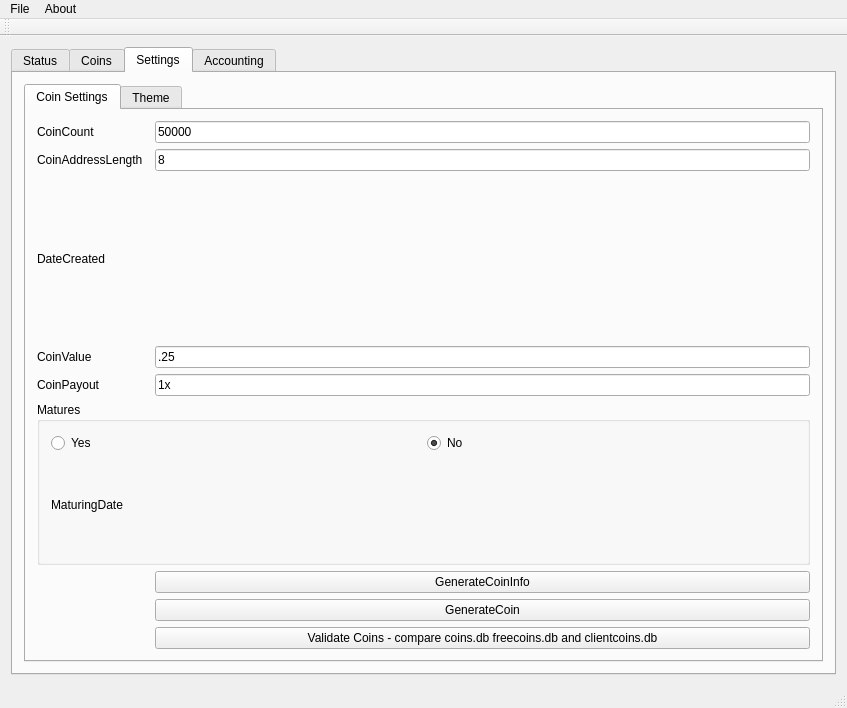
This is qtCoin/mainwindow.ui in netpipe/EcoCoin as Qt 5 draws it before an edit. The edited form follows.
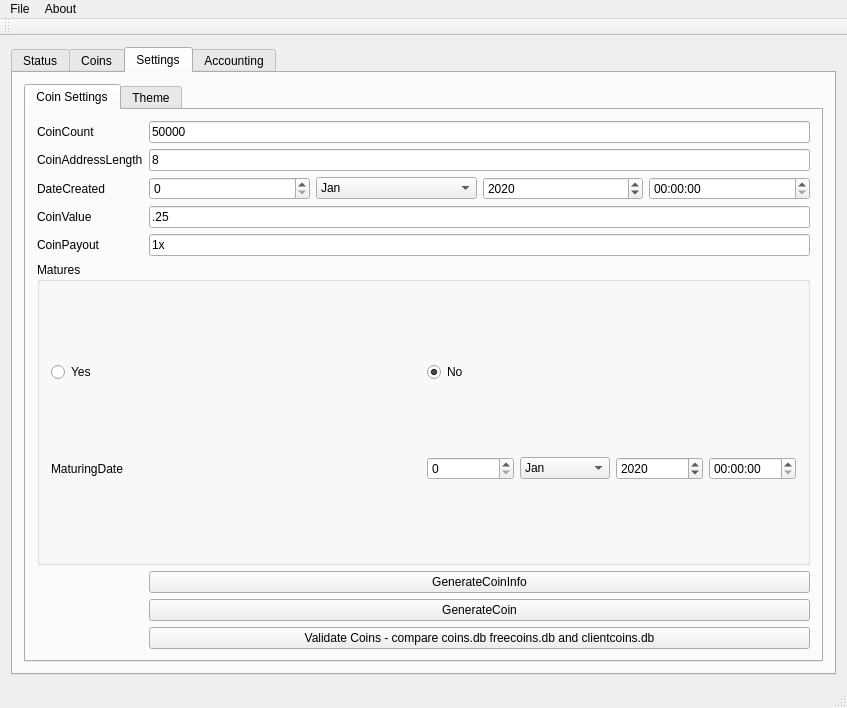
This is the edited form. The open tabs and pages were chosen to show the change. Custom widgets are drawn as their Qt base class.

Diff of the .ui file:
```diff
--- a/qtCoin/mainwindow.ui
+++ b/qtCoin/mainwindow.ui
@@ -165,38 +165,10 @@
             <string>Coin Settings</string>
            </attribute>
            <layout class="QGridLayout" name="gridLayout_5">
-            <item row="4" column="0">
-             <widget class="QLabel" name="label_8">
+            <item row="9" column="1">
+             <widget class="QPushButton" name="pushButton">
               <property name="text">
-               <string>CoinValue</string>
-              </property>
-             </widget>
-            </item>
-            <item row="5" column="2">
-             <widget class="QLineEdit" name="lineEdit_5">
-              <property name="text">
-               <string>1x</string>
-              </property>
-             </widget>
-            </item>
-            <item row="4" column="2">
-             <widget class="QLineEdit" name="lineEdit_4">
-              <property name="text">
-               <string>.25</string>
-              </property>
-             </widget>
-            </item>
-            <item row="5" column="0">
-             <widget class="QLabel" name="label_9">
-              <property name="text">
-               <string>CoinPayout</string>
-              </property>
-             </widget>
-            </item>
-            <item row="0" column="0">
-             <widget class="QLabel" name="label_5">
-              <property name="text">
-               <string>CoinCount</string>
+               <string>GenerateCoin</string>
               </property>
              </widget>
             </item>
@@ -207,49 +179,28 @@
               </property>
              </widget>
             </item>
-            <item row="3" column="0">
-             <widget class="QLabel" name="label_7">
-              <property name="text">
-               <string>DateCreated</string>
-              </property>
-             </widget>
-            </item>
-            <item row="8" column="2">
-             <widget class="QPushButton" name="pushButton">
-              <property name="text">
-               <string>GenerateCoin</string>
-              </property>
-             </widget>
-            </item>
-            <item row="0" column="2">
+            <item row="0" column="1">
              <widget class="QLineEdit" name="lineEdit">
               <property name="text">
                <string>50000</string>
               </property>
              </widget>
             </item>
-            <item row="7" column="2">
-             <widget class="QPushButton" name="pushButton_2">
-              <property name="text">
-               <string>GenerateCoinInfo</string>
-              </property>
-             </widget>
-            </item>
-            <item row="1" column="2">
+            <item row="1" column="1">
              <widget class="QLineEdit" name="lineEdit_2">
               <property name="text">
                <string>8</string>
               </property>
              </widget>
             </item>
-            <item row="9" column="2">
-             <widget class="QPushButton" name="pushButton_4">
+            <item row="3" column="0">
+             <widget class="QLabel" name="label_7">
               <property name="text">
-               <string>Validate Coins - compare coins.db freecoins.db and clientcoins.db</string>
+               <string>DateCreated</string>
               </property>
              </widget>
             </item>
-            <item row="6" column="0" colspan="3">
+            <item row="7" column="0" colspan="2">
              <widget class="QGroupBox" name="groupBox">
               <property name="title">
                <string>Matures</string>
@@ -280,13 +231,214 @@
                 </widget>
                </item>
                <item row="1" column="1">
-                <widget class="KDateTimeWidget" name="kdatetimewidget_2"/>
+                <layout class="QHBoxLayout" name="horizontalLayout_3">
+                 <item>
+                  <widget class="QSpinBox" name="spinBox"/>
+                 </item>
+                 <item>
+                  <widget class="QComboBox" name="comboBox">
+                   <item>
+                    <property name="text">
+                     <string>Jan</string>
+                    </property>
+                   </item>
+                   <item>
+                    <property name="text">
+                     <string>Feb</string>
+                    </property>
+                   </item>
+                   <item>
+                    <property name="text">
+                     <string>Mar</string>
+                    </property>
+                   </item>
+                   <item>
+                    <property name="text">
+                     <string>April</string>
+                    </property>
+                   </item>
+                   <item>
+                    <property name="text">
+                     <string>May</string>
+                    </property>
+                   </item>
+                   <item>
+                    <property name="text">
+                     <string>June</string>
+                    </property>
+                   </item>
+                   <item>
+                    <property name="text">
+                     <string>July</string>
+                    </property>
+                   </item>
+                   <item>
+                    <property name="text">
+                     <string>Aug</string>
+                    </property>
+                   </item>
+                   <item>
+                    <property name="text">
+                     <string>September</string>
+                    </property>
+                   </item>
+                   <item>
+                    <property name="text">
+                     <string>October</string>
+                    </property>
+                   </item>
+                   <item>
+                    <property name="text">
+                     <string>November</string>
+                    </property>
+                   </item>
+                  </widget>
+                 </item>
+                 <item>
+                  <widget class="QSpinBox" name="spinBox_2">
+                   <property name="maximum">
+                    <number>15000</number>
+                   </property>
+                   <property name="value">
+                    <number>2020</number>
+                   </property>
+                  </widget>
+                 </item>
+                 <item>
+                  <widget class="QTimeEdit" name="timeEdit"/>
+                 </item>
+                </layout>
                </item>
               </layout>
              </widget>
             </item>
-            <item row="3" column="2">
-             <widget class="KDateTimeWidget" name="kdatetimewidget"/>
+            <item row="5" column="0">
+             <widget class="QLabel" name="label_8">
+              <property name="text">
+               <string>CoinValue</string>
+              </property>
+             </widget>
+            </item>
+            <item row="6" column="0">
+             <widget class="QLabel" name="label_9">
+              <property name="text">
+               <string>CoinPayout</string>
+              </property>
+             </widget>
+            </item>
+            <item row="6" column="1">
+             <widget class="QLineEdit" name="lineEdit_5">
+              <property name="text">
+               <string>1x</string>
+              </property>
+             </widget>
+            </item>
+            <item row="8" column="1">
+             <widget class="QPushButton" name="pushButton_2">
+              <property name="text">
+               <string>GenerateCoinInfo</string>
+              </property>
+             </widget>
+            </item>
+            <item row="5" column="1">
+             <widget class="QLineEdit" name="lineEdit_4">
+              <property name="text">
+               <string>.25</string>
+              </property>
+             </widget>
+            </item>
+            <item row="0" column="0">
+             <widget class="QLabel" name="label_5">
+              <property name="text">
+               <string>CoinCount</string>
+              </property>
+             </widget>
+            </item>
+            <item row="10" column="1">
+             <widget class="QPushButton" name="pushButton_4">
+              <property name="text">
+               <string>Validate Coins - compare coins.db freecoins.db and clientcoins.db</string>
+              </property>
+             </widget>
+            </item>
+            <item row="3" column="1">
+             <layout class="QHBoxLayout" name="horizontalLayout_4">
+              <item>
+               <widget class="QSpinBox" name="spinBox_3"/>
+              </item>
+              <item>
+               <widget class="QComboBox" name="comboBox_2">
+                <item>
+                 <property name="text">
+                  <string>Jan</string>
+                 </property>
+                </item>
+                <item>
+                 <property name="text">
+                  <string>Feb</string>
+                 </property>
+                </item>
+                <item>
+                 <property name="text">
+                  <string>Mar</string>
+                 </property>
+                </item>
+                <item>
+                 <property name="text">
+                  <string>April</string>
+                 </property>
+                </item>
+                <item>
+                 <property name="text">
+                  <string>May</string>
+                 </property>
+                </item>
+                <item>
+                 <property name="text">
+                  <string>June</string>
+                 </property>
+                </item>
+                <item>
+                 <property name="text">
+                  <string>July</string>
+                 </property>
+                </item>
+                <item>
+                 <property name="text">
+                  <string>Aug</string>
+                 </property>
+                </item>
+                <item>
+                 <property name="text">
+                  <string>September</string>
+                 </property>
+                </item>
+                <item>
+                 <property name="text">
+                  <string>October</string>
+                 </property>
+                </item>
+                <item>
+                 <property name="text">
+                  <string>November</string>
+                 </property>
+                </item>
+               </widget>
+              </item>
+              <item>
+               <widget class="QSpinBox" name="spinBox_4">
+                <property name="maximum">
+                 <number>15000</number>
+                </property>
+                <property name="value">
+                 <number>2020</number>
+                </property>
+               </widget>
+              </item>
+              <item>
+               <widget class="QTimeEdit" name="timeEdit_2"/>
+              </item>
+             </layout>
             </item>
            </layout>
           </widget>
@@ -612,13 +764,6 @@
   </action>
  </widget>
  <layoutdefault spacing="6" margin="11"/>
- <customwidgets>
-  <customwidget>
-   <class>KDateTimeWidget</class>
-   <extends>QWidget</extends>
-   <header>kdatetimewidget.h</header>
-  </customwidget>
- </customwidgets>
  <resources/>
  <connections/>
 </ui>
```
Left out of the diff: 2 changed lines with no effect on the pictures.
